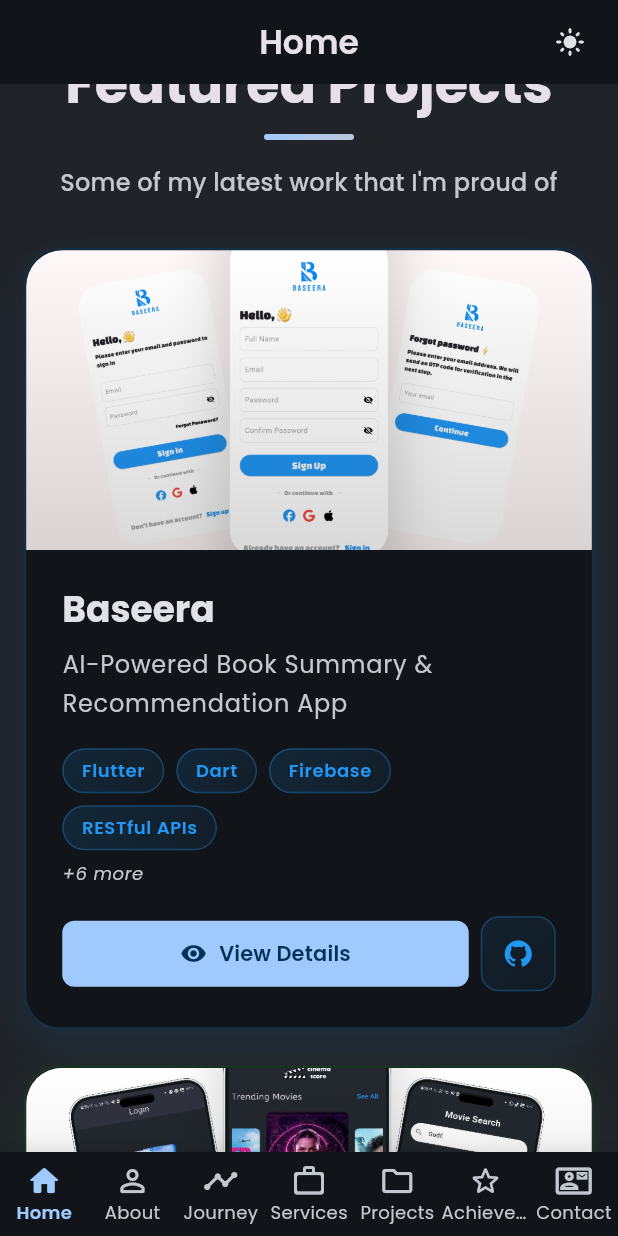
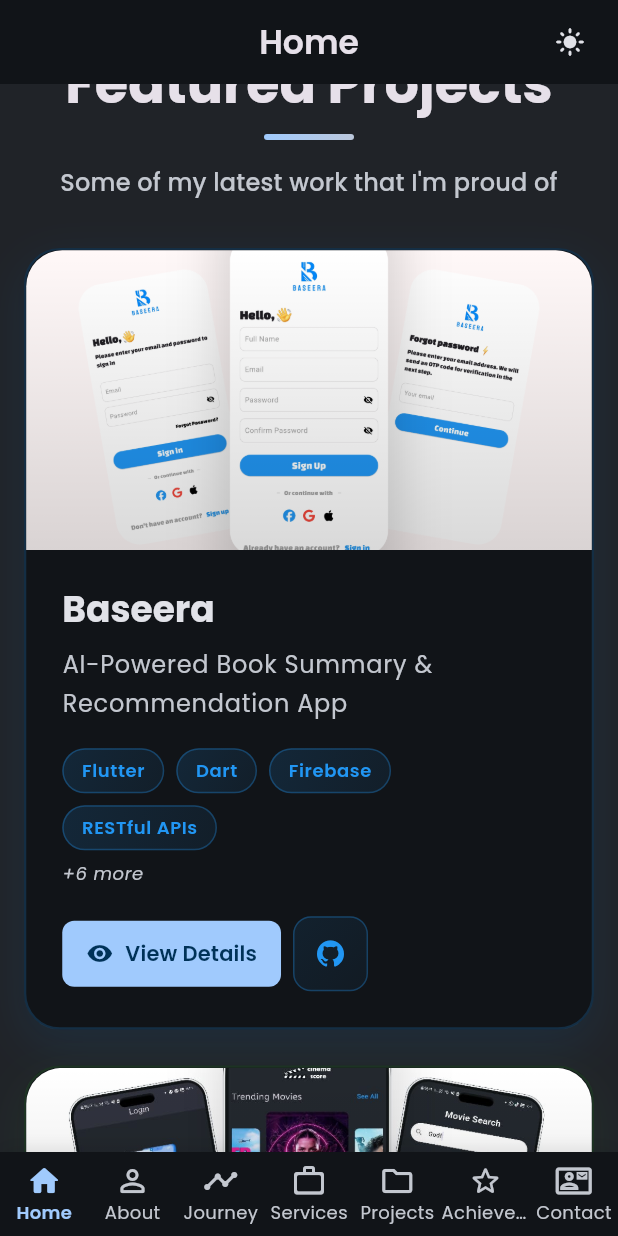
Before and after one commit to AbdoEmad11/portfolio, a Flutter app: the screen it shows after launch, scrolled down 2304 dp, on a phone screen of 412 x 824 dp. Run offline on Flutter 3.47's test engine with Material 3 defaults, Android fonts, the light colour scheme and no system bars; our stand-ins replace flutter_bloc, font_awesome_flutter, go_router, google_fonts, shared_preferences.

Commit message:
fix: resolve remaining ParentDataWidget errors
- Replace Expanded with Flexible in featured projects section
- Fix typo in Cinema Score GitHub URL
- Ensure proper widget hierarchy to prevent layout conflicts
- Address all sources of ParentDataWidget errors

```diff
--- a/lib/data/models/project_model.dart
+++ b/lib/data/models/project_model.dart
@@ -186,7 +186,7 @@ The application demonstrates expertise in API integration, data modeling, and cr
         'assets/images/cinema_score/8.jpg',
       ],
       demoUrl: 'https://youtu.be/w3GDHM3-TBw?si=O7T3jxzYhf0jeGrw',
-      githubUrl: 'hhttps://github.com/AbdoEmad11/cinema-scor',
+      githubUrl: 'https://github.com/AbdoEmad11/cinema-score',
     ),
   ];
 
--- a/lib/presentation/widgets/home_view/featured_projects_section.dart
+++ b/lib/presentation/widgets/home_view/featured_projects_section.dart
@@ -151,7 +151,7 @@ class _FeaturedProjectsSectionState extends State<FeaturedProjectsSection>
             children: featuredProjects.asMap().entries.map((entry) {
               final index = entry.key;
               final project = entry.value;
-              return Expanded(
+              return Flexible(
                 child: Padding(
                   padding: EdgeInsets.symmetric(
                     horizontal: index == 0 ? 0 : 8,
@@ -376,7 +376,7 @@ class _FeaturedProjectsSectionState extends State<FeaturedProjectsSection>
                 // Action buttons
                 Row(
                   children: [
-                    Expanded(
+                    Flexible(
                       child: CustomButton.filled(
                         text: 'View Details',
                         icon: const Icon(Icons.visibility),
```
